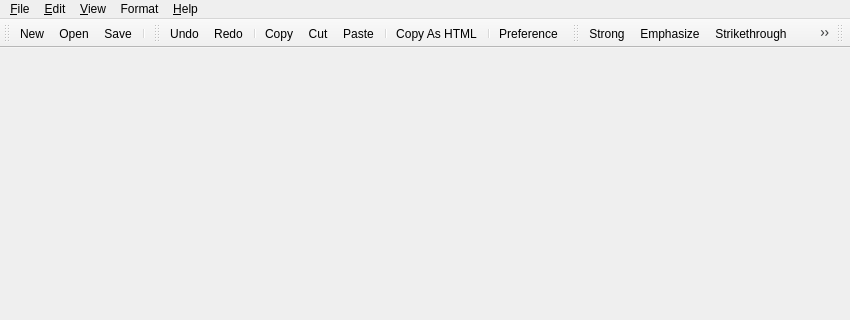
Qt form mainwindow.ui (missdeer/KarenMeu) before a commit; both pictures show x 0 to 850 and y 0 to 320 of the 850 by 540 pixel window.
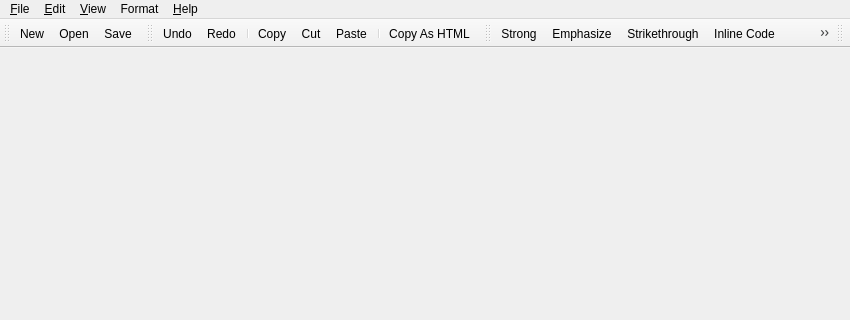
The same form after that commit. Icons and pictures are not drawn.

Commit message: (*)adjust toolbar layout

```diff
--- a/mainwindow.ui
+++ b/mainwindow.ui
@@ -187,7 +187,6 @@
    <addaction name="actionNew"/>
    <addaction name="actionOpen"/>
    <addaction name="actionSave"/>
-   <addaction name="separator"/>
   </widget>
   <widget class="QStatusBar" name="statusBar"/>
   <widget class="QToolBar" name="editToolbar">
@@ -208,8 +207,6 @@
    <addaction name="actionPaste"/>
    <addaction name="separator"/>
    <addaction name="actionCopyAsHTML"/>
-   <addaction name="separator"/>
-   <addaction name="actionPreference"/>
   </widget>
   <widget class="QToolBar" name="formatToolbar">
    <property name="windowTitle">
@@ -241,8 +238,6 @@
    <addaction name="actionHeader2"/>
    <addaction name="actionHeader3"/>
    <addaction name="actionHeader4"/>
-   <addaction name="actionHeader5"/>
-   <addaction name="actionHeader6"/>
   </widget>
   <widget class="QToolBar" name="engineToolbar">
    <property name="windowTitle">
```
The commit also changes 2 other files.
